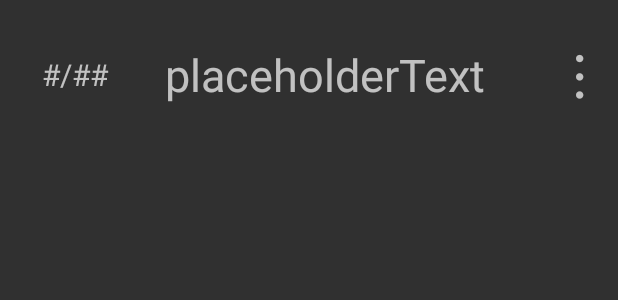
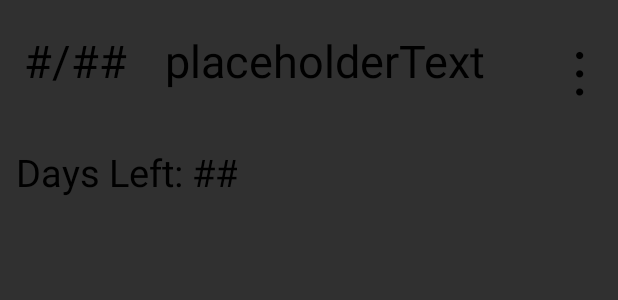
Before and after one commit to Tsohg/ToDoListManager, an Android app: the layout recycle_item.xml on its own in the app's theme, with its tools: preview values and no code run, on a phone screen of 412 x 824 dp. Shown: the top 300 px of the screen. Run offline under Robolectric (Android 15) with nearby library versions, the phone set to English and light mode, and no system bars.

Commit message:
Days Left Update
Changelog:
Days Left in recyclerview items
Line separator in recyclerview

```diff
--- a/app/build.gradle
+++ b/app/build.gradle
@@ -4,7 +4,7 @@ android {
     compileSdkVersion 28
     defaultConfig {
         applicationId "com.example.to_do_list_2"
-        minSdkVersion 21
+        minSdkVersion 26
         targetSdkVersion 28
         versionCode 1
         versionName "1.0"
--- a/app/src/main/res/layout/recycle_item.xml
+++ b/app/src/main/res/layout/recycle_item.xml
@@ -2,40 +2,56 @@
 <RelativeLayout
     xmlns:android="http://schemas.android.com/apk/res/android"
     android:layout_width="match_parent"
-    android:layout_height="100dp"
+    android:layout_height="150dp"
     android:visibility="visible"
+    android:orientation="vertical"
     >
 
     <TextView
         android:layout_width="100dp"
-        android:layout_height="match_parent"
+        android:layout_height="80dp"
         android:id="@+id/dueDateView"
-        android:text="#/##"
-        android:textSize="20dp"
+        android:text="@string/placeholderDate"
+        android:textSize="30dp"
         android:textAlignment="center"
-        android:gravity="center_vertical"
+        android:paddingTop="20dp"
+        android:textColor="@color/black"
         />
 
     <TextView
         android:layout_width="260dp"
-        android:layout_height="match_parent"
-        android:text="placeholderText"
+        android:layout_height="80dp"
+        android:text="@string/placeholdertext"
         android:textSize="30dp"
         android:paddingLeft="10dp"
-        android:gravity="center_vertical"
+        android:paddingTop="20dp"
         android:id="@+id/nameView"
         android:layout_toRightOf="@+id/dueDateView"
+        android:textColor="@color/black"
         />
 
     <TextView
         android:layout_width="match_parent"
-        android:layout_height="match_parent"
+        android:layout_height="80dp"
         android:layout_toRightOf="@+id/nameView"
         android:text="@string/dots_vertical"
         android:textSize="40dp"
         android:textAlignment="center"
-        android:gravity="center_vertical"
+        android:paddingTop="20dp"
         android:id="@+id/optionDotsView"
+        android:textColor="@color/black"
+        />
+
+    <TextView
+        android:layout_width="wrap_content"
+        android:layout_height="match_parent"
+        android:text="@string/days_left"
+        android:id="@+id/daysLeftView"
+        android:textSize="25dp"
+        android:layout_below="@+id/dueDateView"
+        android:gravity="center"
+        android:paddingLeft="10dp"
+        android:textColor="@color/black"
         />
 
 </RelativeLayout>
--- a/app/src/main/res/menu/popup_menu.xml
+++ b/app/src/main/res/menu/popup_menu.xml
@@ -11,9 +11,4 @@
         android:id="@+id/popup_delete"
         app:showAsAction="always"
         />
-    <!--<item-->
-        <!--android:title="Update"-->
-        <!--android:id="@+id/popup_update"-->
-        <!--app:showAsAction="always"-->
-        <!--/>-->
 </menu>
--- /dev/null
+++ b/app/src/main/res/mipmap-anydpi-v26/ic_line.xml
@@ -0,0 +1,5 @@
+<?xml version="1.0" encoding="utf-8"?>
+<adaptive-icon xmlns:android="http://schemas.android.com/apk/res/android">
+    <background android:drawable="@color/ic_line_bg"/>
+    <foreground android:drawable="@drawable/ic_line_fg"/>
+</adaptive-icon>
--- /dev/null
+++ b/app/src/main/res/values/ic_line_bg.xml
@@ -0,0 +1,4 @@
+<?xml version="1.0" encoding="utf-8"?>
+<resources>
+    <color name="ic_line_bg">#FFFFFF</color>
+</resources>
--- a/app/src/main/res/values/strings.xml
+++ b/app/src/main/res/values/strings.xml
@@ -6,4 +6,7 @@
     <string name="name_todo_hint">Name of To Do Item</string>
     <string name="desc_todo_hint">Description of To Do Item</string>
     <string name="dueDateButtonText">Set Due Date</string>
+    <string name="days_left">Days Left: ##</string>
+    <string name="placeholdertext">placeholderText</string>
+    <string name="placeholderDate">#/##</string>
 </resources>
--- a/build.gradle
+++ b/build.gradle
@@ -7,7 +7,7 @@ buildscript {
 
     }
     dependencies {
-        classpath 'com.android.tools.build:gradle:3.3.0'
+        classpath 'com.android.tools.build:gradle:3.3.1'
 
         // NOTE: Do not place your application dependencies here; they belong
         // in the individual module build.gradle files
```
Also changed, not shown: app/src/main/java/com/example/to_do_list_2/DB_Item_Adapter.java (+31 -28 lines), app/src/main/java/com/example/to_do_list_2/MainActivity.java (+67 -21 lines), app/src/main/res/menu/main_menu.xml (+6 -7 lines), app/src/main/ic_line-web.png (added), app/src/main/res/drawable/line.png (added), app/src/main/res/mipmap-hdpi/ic_line.png (added), app/src/main/res/mipmap-mdpi/ic_line.png (added), app/src/main/res/mipmap-xhdpi/ic_line.png (added), app/src/main/res/mipmap-xxhdpi/ic_line.png (added), app/src/main/res/mipmap-xxxhdpi/ic_line.png (added).
